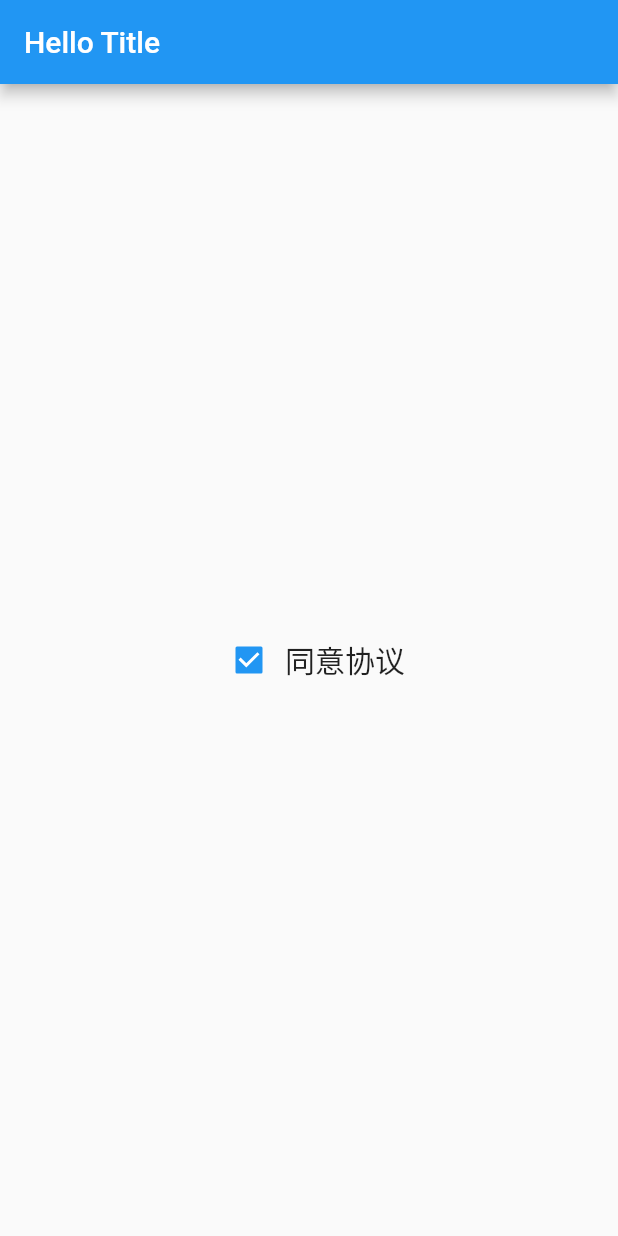
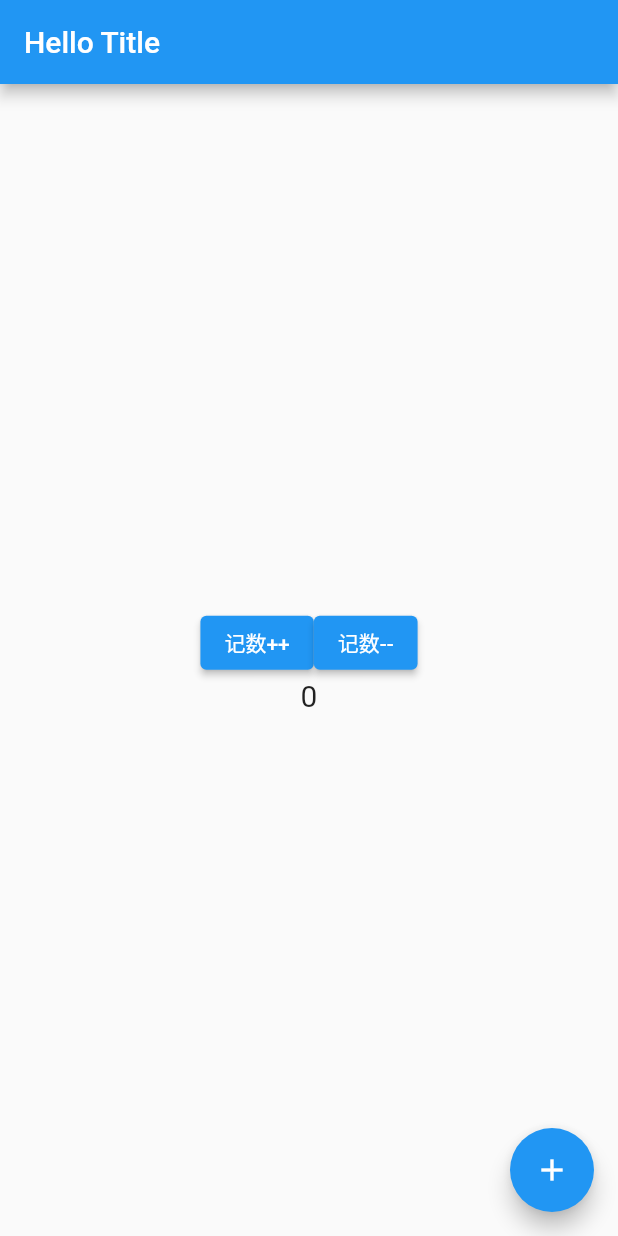
Before and after one commit to phoenixrever/flutter, a Flutter app: the screen it shows after launch, on a phone screen of 412 x 824 dp. Run offline on Flutter 3.47's test engine with Material 2 defaults, Android fonts, the phone set to English and light mode, and no system bars.

```diff
--- a/lib/main.dart
+++ b/lib/main.dart
@@ -1,51 +1,79 @@
+import 'package:flutter/cupertino.dart';
 import 'package:flutter/material.dart';
 
-// void main() {
-  // runApp(Text("hello world",textDirection:TextDirection.ltr));
-  // runApp(Center(
-  //   child: Text(
-  //       "hello world",
-  //       textDirection:TextDirection.ltr,
-  //       style: TextStyle(
-  //         fontSize: 30,
-  //         color: Colors.purpleAccent
-  //       ),
-  //   ),
-  // ));
-  // runApp(MaterialApp(
-  //   title: "Hello World", //多应用程序切换时候的标题
-  //   home: Scaffold(            //脚手架
-  //     appBar: AppBar(          //导航栏
-  //       title: Text("Hello Title"),
-  //     ),
-  //     body: Center(
-  //       child: Text(
-  //         "Hello World",
-  //         textDirection: TextDirection.ltr,
-  //         style: TextStyle(fontSize: 30, color: Colors.purpleAccent),
-  //       ),
-  //     ),
-  //   ),
-  // ));
+main() => runApp(MyApp());
 
-//   runApp(MyApp());
-// }
+class ContentWidget extends StatefulWidget {
+  @override
+  State<StatefulWidget> createState() {
+    return ContentWidgetState();
+  }
+}
 
-main()=>runApp(MyApp());
+///state没有 @immutable 注解  可以定义变量
+class ContentWidgetState extends State<ContentWidget> {
+  int counter = 0;
 
-class ContentWidget extends StatelessWidget {
   @override
   Widget build(BuildContext context) {
     return Center(
-        child: Row(
+        child: Column(
       mainAxisAlignment: MainAxisAlignment.center,
       children: <Widget>[
-        Checkbox(value: true, onChanged: (value) => print("Hello World")),
+        Row(
+         mainAxisAlignment: MainAxisAlignment.center,
+          children: [
+            ElevatedButton(
+              onPressed: () {
+                ///类似react 改变状态刷新页面
+                setState(() {
+                  counter++;
+                });
+              },
+              child: Text("记数++"),
+            ),
+            ElevatedButton(
+              onPressed: () {
+                ///类似react 改变状态刷新页面
+                setState(() {
+                  counter--;
+                });
+              },
+              child: Text("记数--"),
+            ),
+          ],
+        ),
+        Text(
+          "$counter",
+          textDirection: TextDirection.ltr,
+          style: TextStyle(fontSize: 20),
+        ),
+      ],
+    ));
+  }
+}
+
+///无法实现动态数字内容改变
+class ContentWidget2 extends StatelessWidget {
+  @override
+  Widget build(BuildContext context) {
+    return Center(
+        child: Column(
+      mainAxisAlignment: MainAxisAlignment.center,
+      children: <Widget>[
+        Row(
+          children: [
+            ElevatedButton(
+              onPressed: () => {print("记数++")},
+              child: Text("记数++"),
+            ),
+          ],
+        ),
         Text(
           "同意协议",
           textDirection: TextDirection.ltr,
           style: TextStyle(fontSize: 20),
-        )
+        ),
       ],
     ));
   }
@@ -63,6 +91,8 @@ class MyApp extends StatelessWidget {
           title: Text("Hello Title"),
         ),
         body: ContentWidget(),
+        floatingActionButton:
+            FloatingActionButton(child: Icon(Icons.add), onPressed: () {}),
       ),
     );
   }
```
